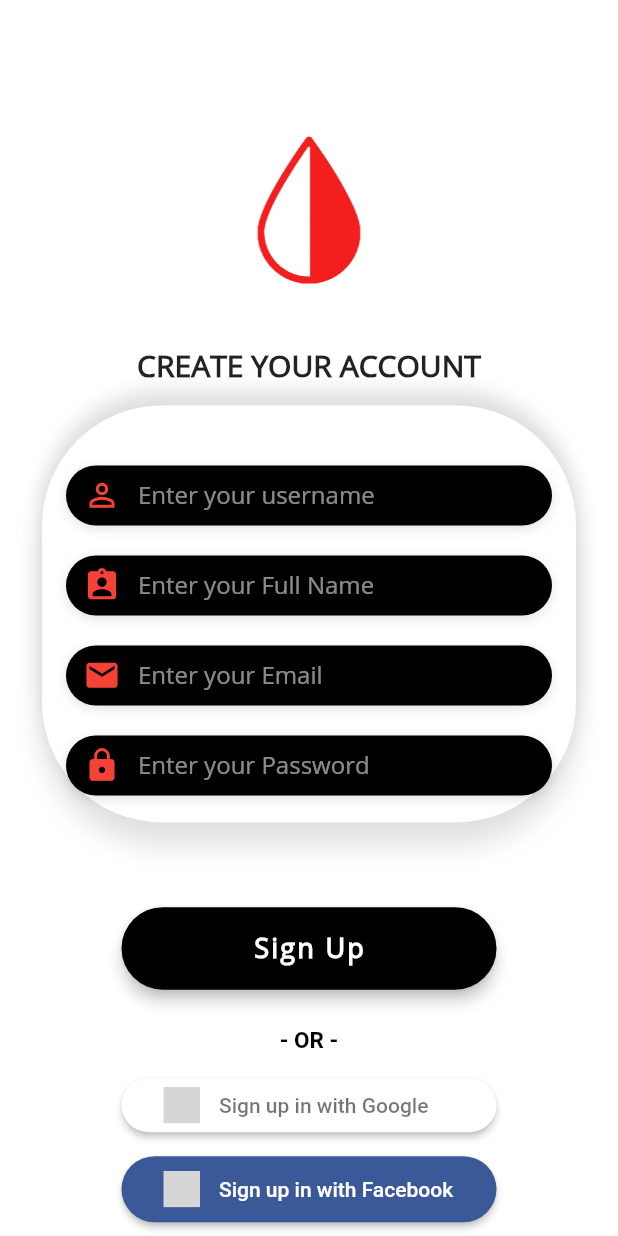
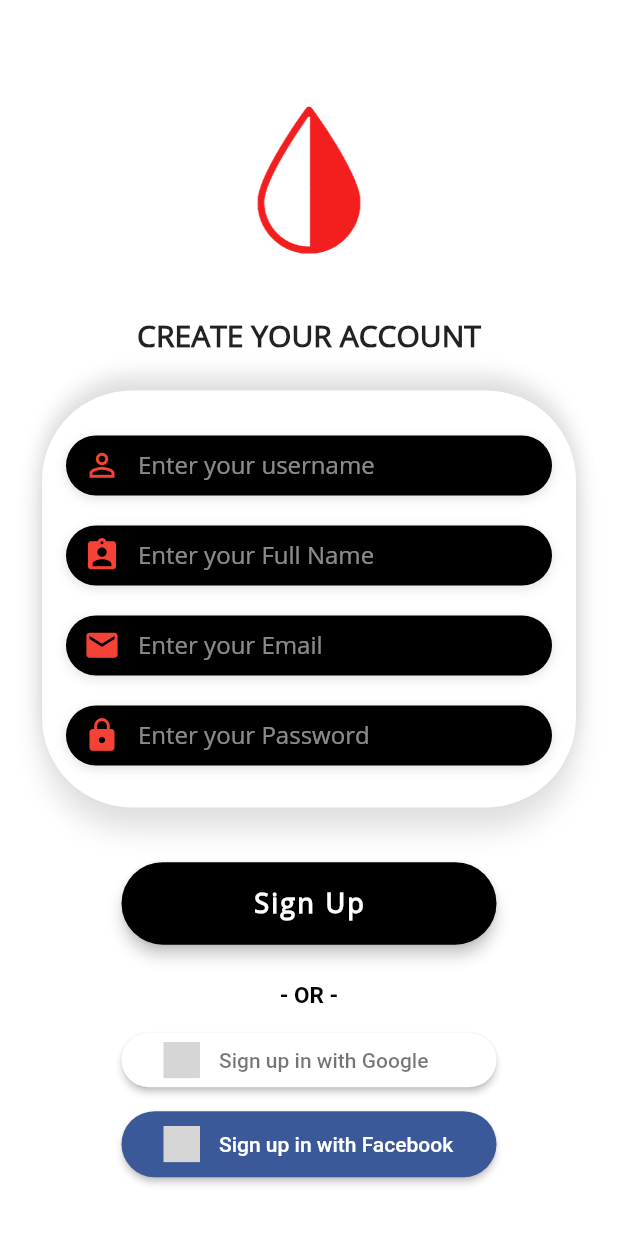
Before and after one commit to fikokwu/pint_size, a Flutter app: the screen it shows after launch, after a tap on an icon or button, on a phone screen of 412 x 824 dp. Run offline on Flutter 3.47's test engine with Material 2 defaults, Android fonts, the phone set to English and light mode, and no system bars; our stand-ins replace flutter_screenutil, flutter_signin_button, shared_preferences, table_calendar; grey boxes are pictures that could not be loaded.

Commit message:
set-up firebase project and linked it to both iOS and Android application

```diff
--- a/lib/main.dart
+++ b/lib/main.dart
@@ -8,17 +8,14 @@ import 'package:pint_size/screens/dashboard_screen.dart';
 import 'package:pint_size/screens/login_screen.dart';
 import 'package:flutter/services.dart';
 
-
-
-
 void main() => runApp(MyApp());
 
 class MyApp extends StatelessWidget {
   // This widget is the root of your application.8=52
   @override
   Widget build(BuildContext context) {
-
-      debugShowCheckedModeBanner: false;
+    debugShowCheckedModeBanner:
+    false;
     SystemChrome.setPreferredOrientations([
       DeviceOrientation.portraitUp,
       DeviceOrientation.portraitDown,
@@ -29,7 +26,8 @@ class MyApp extends StatelessWidget {
         primaryColor: Colors.black,
         //cardTheme: CardTheme(color:Colors.black),
         textTheme: TextTheme(
-          bodyText1: TextStyle(color: Colors.white, fontSize: 21, fontWeight: FontWeight.bold),
+          bodyText1: TextStyle(
+              color: Colors.white, fontSize: 21, fontWeight: FontWeight.bold),
         ),
         iconTheme: IconThemeData(color: Colors.white),
       ),
@@ -42,7 +40,6 @@ class MyApp extends StatelessWidget {
         '/campaign': (context) => CampaignScreen(),
         '/calendar': (context) => CalendarScreen(),
       },
-
     );
   }
 }
@@ -53,11 +50,14 @@ class SplashScreen extends StatefulWidget {
 }
 
 class _SplashScreenState extends State<SplashScreen> {
-  void initState(){
+  void initState() {
     super.initState();
-    Timer(Duration(seconds: 5), () => print("hello"),);
+    Timer(
+      Duration(seconds: 5),
+      () => print("hello"),
+    );
+  }
 
-  }
   @override
   Widget build(BuildContext context) {
     return Scaffold(
@@ -65,7 +65,9 @@ class _SplashScreenState extends State<SplashScreen> {
         fit: StackFit.expand,
         children: <Widget>[
           Container(
-            decoration: BoxDecoration(color:Color(0xffddac00), ),
+            decoration: BoxDecoration(
+              color: Color(0xffddac00),
+            ),
           ),
           Column(
             mainAxisAlignment: MainAxisAlignment.start,
@@ -76,8 +78,7 @@ class _SplashScreenState extends State<SplashScreen> {
                   child: Column(
                     mainAxisAlignment: MainAxisAlignment.center,
                     children: <Widget>[
-                        _showLogo(),
-
+                      _showLogo(),
                     ],
                   ),
                 ),
@@ -87,8 +88,12 @@ class _SplashScreenState extends State<SplashScreen> {
                 child: Column(
                   mainAxisAlignment: MainAxisAlignment.center,
                   children: <Widget>[
-                    CircularProgressIndicator(backgroundColor: Colors.black, valueColor: new AlwaysStoppedAnimation(Colors.white),),
-                    Padding(padding: EdgeInsets.only(top:20.0),
+                    CircularProgressIndicator(
+                      backgroundColor: Colors.black,
+                      valueColor: new AlwaysStoppedAnimation(Colors.white),
+                    ),
+                    Padding(
+                      padding: EdgeInsets.only(top: 20.0),
                     ),
                     Text(
                       "Pint Size App",
@@ -96,21 +101,19 @@ class _SplashScreenState extends State<SplashScreen> {
                         color: Colors.black,
                         fontSize: 18.0,
                         fontWeight: FontWeight.bold,
-
-                    ),
+                      ),
                     ),
                   ],
-
                 ),
               ),
-
-          ],)
+            ],
+          )
         ],
       ),
     );
   }
-  Widget _buildLogo(Function onTap, AssetImage logo){
 
+  Widget _buildLogo(Function onTap, AssetImage logo) {
     return GestureDetector(
       //onTap: onTap,
       child: Container(
@@ -122,26 +125,20 @@ class _SplashScreenState extends State<SplashScreen> {
           boxShadow: [
             BoxShadow(
               color: Colors.black26,
-              offset: Offset(0,2),
+              offset: Offset(0, 2),
               blurRadius: 6.0,
             ),
           ], //boxshadow
           image: DecorationImage(
             image: logo,
           ),
+        ),
+      ),
+    );
+  } // buildlogo
 
-        ),
-
-      ),
-
-    );
-
-
-  }// buildlogo
-
-
-Widget _showLogo(){
-     return Padding(
+  Widget _showLogo() {
+    return Padding(
       padding: EdgeInsets.fromLTRB(0.0, 00.0, 0.0, 0.0),
       child: Row(
         mainAxisAlignment: MainAxisAlignment.spaceEvenly,
@@ -150,7 +147,6 @@ Widget _showLogo(){
             () => print('Logo'),
             AssetImage(
               'assets/logos/logo.jpeg',
-
             ),
           ),
         ],
--- a/lib/screens/login_screen.dart
+++ b/lib/screens/login_screen.dart
@@ -314,7 +314,7 @@ class _LoginScreenState extends State<LoginScreen> {
 
 Widget _showLogo(){
      return Padding(
-      padding: EdgeInsets.fromLTRB(0.0, 00.0, 0.0, 0.0),
+      padding: EdgeInsets.fromLTRB(0.0, 0.0, 0.0, 0.0),
       child: Row(
         mainAxisAlignment: MainAxisAlignment.spaceEvenly,
         children: <Widget>[
@@ -373,7 +373,7 @@ Widget _showLogo(){
                   physics: AlwaysScrollableScrollPhysics(),
                   padding: EdgeInsets.symmetric(
                     horizontal: 40.0,
-                    vertical: 120.0,
+                    vertical: 60.0,
                   ),
                   child: Column(
                     mainAxisAlignment: MainAxisAlignment.center,
--- a/lib/screens/signup_screen.dart
+++ b/lib/screens/signup_screen.dart
@@ -18,15 +18,8 @@ class _SignUpScreenState extends State<SignUpScreen> {
     return Column(
       crossAxisAlignment: CrossAxisAlignment.start,
       children: <Widget>[
-        // Text(
-        //   'Username',
-        //   textAlign: TextAlign.center,
-        //   style: TextStyle(
-        //     color: Colors.black,
-        //     fontWeight: FontWeight.bold,
-        //   ),
-        // ),
-        SizedBox(height: 20.0),
+
+        SizedBox(height: 10.0),
         Container(
           alignment: Alignment.centerLeft,
           decoration: kBoxDecorationStyle,
@@ -275,7 +268,7 @@ class _SignUpScreenState extends State<SignUpScreen> {
             crossAxisAlignment: CrossAxisAlignment.center,
             children: <Widget>[
               Padding(
-                padding: EdgeInsets.only(top: 90),
+                padding: EdgeInsets.only(top: 70),
                 child: Image.asset(
                   'asset/logos/icon.png',
                   scale: 6.0,
@@ -300,7 +293,7 @@ class _SignUpScreenState extends State<SignUpScreen> {
           ),
           SingleChildScrollView(
             child: Padding(
-              padding: EdgeInsets.only(left: 28, right: 28.0, top: 190.0),
+              padding: EdgeInsets.only(left: 28, right: 28.0, top: 180.0),
               child: Column(
                 children: <Widget>[
                   SizedBox(
@@ -311,7 +304,7 @@ class _SignUpScreenState extends State<SignUpScreen> {
                     height: ScreenUtil.getInstance().setHeight(450),
                     decoration: BoxDecoration(
                         color: Colors.white,
-                        borderRadius: BorderRadius.circular(80.0),
+                        borderRadius: BorderRadius.circular(60.0),
                         boxShadow: [
                           BoxShadow(
                             color: Colors.black12,
@@ -326,7 +319,7 @@ class _SignUpScreenState extends State<SignUpScreen> {
                         ]),
                     child: Padding(
                       padding:
-                          EdgeInsets.only(left: 16.0, right: 16.0, top: 20.0),
+                          EdgeInsets.only(left: 16.0, right: 16.0, top: 20.0,),
                       child: Column(
                         crossAxisAlignment: CrossAxisAlignment.start,
                         children: <Widget>[
@@ -341,11 +334,10 @@ class _SignUpScreenState extends State<SignUpScreen> {
                   Container(
                     width: double.infinity,
                     height: 370,
-                    padding: EdgeInsets.fromLTRB(0, 0, 0, 70),
+                    padding: EdgeInsets.fromLTRB(0, 0, 0, 110),
                     child: Column(
                       mainAxisAlignment: MainAxisAlignment.center,
                       children: <Widget>[
-                        //SizedBox(height: 0),
 
                         _buildSignUpBtn(),
                         _buildSignUpWithText(),
@@ -364,80 +356,5 @@ class _SignUpScreenState extends State<SignUpScreen> {
     );
   }
 
-//   @override
-//   Widget build(BuildContext context) {
 
-//     return Scaffold(
-//       backgroundColor: Colors.white,
-//       resizeToAvoidBottomInset: true,
-//       body: Stack(
-//         fit: StackFit.expand,
-//         //value: SystemUiOverlayStyle.light,
-
-//             children: <Widget>[
-//              SingleChildScrollView(
-//              child: Container(
-//                 height: double.infinity,
-//                 width: double.infinity,
-
-//            child: Container(
-//                 height: ScreenUtil.getInstance().setHeight(500),
-//                 width: double.infinity,
-
-//                 decoration: BoxDecoration(
-//                   color: Colors.white,
-//                   borderRadius: BorderRadius.circular(8.0),
-//                   boxShadow: [
-//                     BoxShadow (
-//                       color: Colors.black12,
-//                       offset: Offset(0.0, 1.5),
-//                       blurRadius: 15.0
-//                     ),
-//                     BoxShadow(
-//                       color: Colors.black12,
-//                       offset: Offset(0.0,-10.0),
-//                       blurRadius: 10.0,
-//                     ),
-
-//                   ],
-//                 ),
-
-//                   padding: EdgeInsets.symmetric(
-//                     horizontal: 40.0,
-//                     vertical: 100.0,
-//                   ),
-//                   child: Column(
-//                     mainAxisAlignment: MainAxisAlignment.center,
-//                     children: <Widget>[
-//                       // _showLogo(),
-
-//                       SizedBox(height: 30.0),
-//                       _buildUserName(),
-//                       _buildName(),
-//                       _buildEmailTF(),
-//                       _buildPasswordTF(),
-//                       SizedBox(
-//                         height: 30.0,
-//                       ),
-//                       //_buildLogo(),
-
-//                       //  // _buildPasswordTF(),
-//                       //   _buildForgotPasswordBtn(),
-//                       //   _buildRememberMeCheckbox(),
-//                       //   _buildLoginBtn(),
-//                       //   _buildSignInWithText(),
-//                       //   _buildSocialBtnRow(),
-//                       //   _buildSignupBtn(),
-//                     ],
-//                   ),
-//                 ),
-//              ),
-//               ),
-//             ],
-//           ),
-//         );
-
-//       // bottomNavigationBar: MyBottomNavigationBar(),
-
-//   }
 }
--- a/pubspec.yaml
+++ b/pubspec.yaml
@@ -26,6 +26,8 @@ dependencies:
   flutter_launcher_icons: ^0.7.5
   table_calendar: ^2.2.3
   shared_preferences: ^0.5.7+3
+  firebase_core: ^0.4.5
+  firebase_database: ^3.1.6
 
   flutter_signin_button: ^1.0.0
   flutter:
@@ -46,6 +48,7 @@ flutter_icons:
 dev_dependencies:
   flutter_test:
     sdk: flutter
+
 
 # For information on the generic Dart part of this file, see the
 # following page: https://dart.dev/tools/pub/pubspec
```
Also changed, not shown: pubspec.lock, 6 other files.
